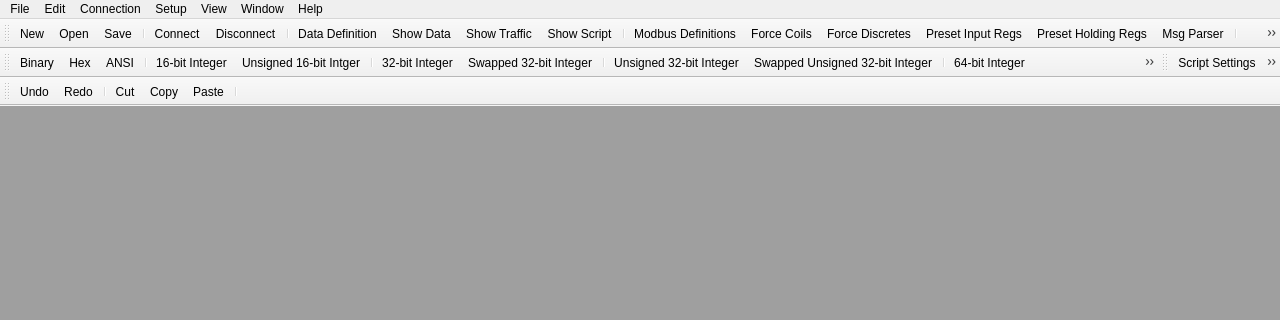
Qt form omodsim/mainwindow.ui (sanny32/OpenModSim) before a commit; both pictures show x 0 to 1280 and y 0 to 320 of the 1280 by 720 pixel window.
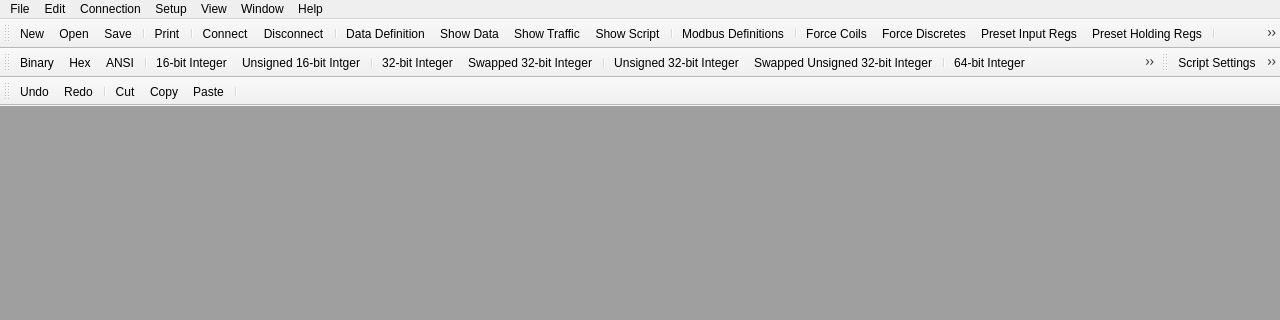
The same form after that commit. Icons and pictures are not drawn.

The edit to the form file:
```diff
--- a/omodsim/mainwindow.ui
+++ b/omodsim/mainwindow.ui
@@ -227,6 +227,8 @@
    <addaction name="actionOpen"/>
    <addaction name="actionSave"/>
    <addaction name="separator"/>
+   <addaction name="actionPrint"/>
+   <addaction name="separator"/>
    <addaction name="actionConnect"/>
    <addaction name="actionDisconnect"/>
    <addaction name="separator"/>
@@ -236,13 +238,14 @@
    <addaction name="actionShowScript"/>
    <addaction name="separator"/>
    <addaction name="actionMbDefinitions"/>
+   <addaction name="separator"/>
    <addaction name="actionForceCoils"/>
    <addaction name="actionForceDiscretes"/>
    <addaction name="actionPresetInputRegs"/>
    <addaction name="actionPresetHoldingRegs"/>
+   <addaction name="separator"/>
    <addaction name="actionMsgParser"/>
    <addaction name="separator"/>
-   <addaction name="actionPrint"/>
    <addaction name="actionAbout"/>
   </widget>
   <widget class="QToolBar" name="toolBarDisplay">
```
Left out of the diff: 16 changed lines with no effect on the pictures.
